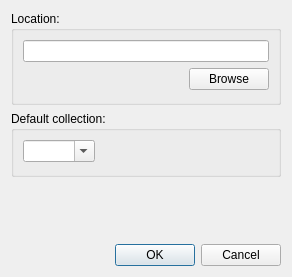
Old version of the form src/ui/AddRootDialog.ui in the repository wagenadl/photohoard.
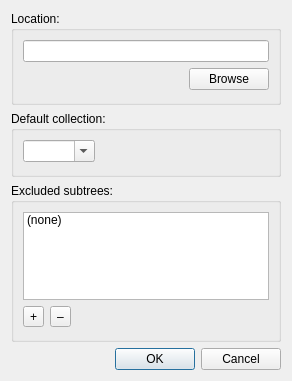
New version of the form.

```diff
--- a/src/ui/AddRootDialog.ui
+++ b/src/ui/AddRootDialog.ui
@@ -7,7 +7,7 @@
     <x>0</x>
     <y>0</y>
     <width>292</width>
-    <height>277</height>
+    <height>381</height>
    </rect>
   </property>
   <property name="windowTitle">
@@ -122,6 +122,75 @@
      </layout>
     </widget>
    </item>
+   <item>
+    <widget class="QGroupBox" name="groupBox">
+     <property name="title">
+      <string>Excluded subtrees:</string>
+     </property>
+     <layout class="QVBoxLayout" name="verticalLayout_2">
+      <property name="bottomMargin">
+       <number>12</number>
+      </property>
+      <item>
+       <widget class="QListWidget" name="excluded">
+        <property name="sizePolicy">
+         <sizepolicy hsizetype="Expanding" vsizetype="MinimumExpanding">
+          <horstretch>0</horstretch>
+          <verstretch>0</verstretch>
+         </sizepolicy>
+        </property>
+        <property name="minimumSize">
+         <size>
+          <width>0</width>
+          <height>70</height>
+         </size>
+        </property>
+        <item>
+         <property name="text">
+          <string>(none)</string>
+         </property>
+        </item>
+       </widget>
+      </item>
+      <item>
+       <widget class="QWidget" name="widget" native="true">
+        <layout class="QHBoxLayout" name="horizontalLayout_3">
+         <property name="margin">
+          <number>0</number>
+         </property>
+         <item>
+          <widget class="QToolButton" name="addExcluded">
+           <property name="text">
+            <string>+</string>
+           </property>
+          </widget>
+         </item>
+         <item>
+          <widget class="QToolButton" name="removeExcluded">
+           <property name="text">
+            <string>–</string>
+           </property>
+          </widget>
+         </item>
+         <item>
+          <spacer name="horizontalSpacer_2">
+           <property name="orientation">
+            <enum>Qt::Horizontal</enum>
+           </property>
+           <property name="sizeHint" stdset="0">
+            <size>
+             <width>40</width>
+             <height>20</height>
+            </size>
+           </property>
+          </spacer>
+         </item>
+        </layout>
+       </widget>
+      </item>
+     </layout>
+    </widget>
+   </item>
    <item>
     <spacer name="verticalSpacer">
      <property name="orientation">
```
Left out of the diff: 57 changed lines with no effect on the pictures.
